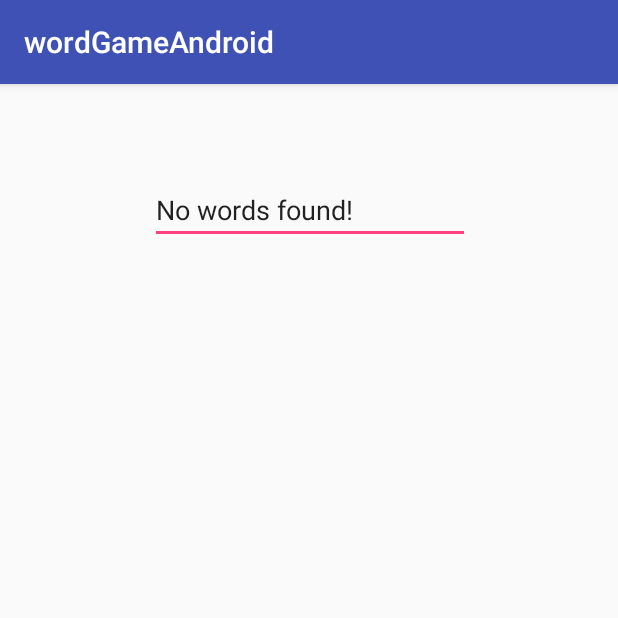
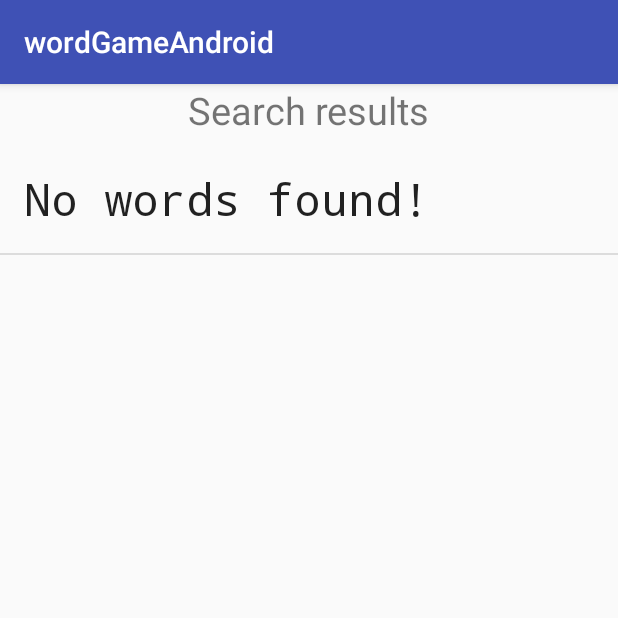
Before and after one commit to vilmursss/Android-Language-Learning-Tool, an Android app: the SearchResults screen opened directly, with no data from a screen before it, on a phone screen of 412 x 824 dp, the top half of it. Run offline under Robolectric (Android 15) with nearby library versions, the phone set to English and light mode, and no system bars; 1 statement that could not run was skipped.

Commit message:
Custom adapter added to show search results

```diff
--- /dev/null
+++ b/app/src/main/java/com/example/android/wordgameandroid/ListAdapter.java
@@ -0,0 +1,148 @@
+package com.example.android.wordgameandroid;
+
+import android.app.Activity;
+import android.content.Context;
+import android.view.LayoutInflater;
+import android.view.View;
+import android.view.ViewGroup;
+import android.widget.ArrayAdapter;
+import android.widget.Button;
+import android.widget.TextView;
+
+import java.util.ArrayList;
+
+public class ListAdapter extends ArrayAdapter<Word> {
+
+
+    Context context;
+    int layoutResourceId;
+    ArrayList<Word> data = new ArrayList<Word>();
+
+    public ListAdapter(Context context, int layoutResourceId, ArrayList<Word> data) {
+        super(context, layoutResourceId, data);
+        this.layoutResourceId = layoutResourceId;
+        this.context = context;
+        this.data = data;
+    }
+
+    @Override
+    public View getView(int position, View convertView, ViewGroup parent) {
+
+        View row = convertView;
+        CustomerHolder holder = null;
+
+        if (row == null) {
+
+            LayoutInflater inflater = ((Activity) context).getLayoutInflater();
+            row = inflater.inflate(layoutResourceId, parent, false);
+            holder = new CustomerHolder();
+            holder.firstWord = (TextView) row.findViewById(R.id.first_word);
+            holder.secondWord = (TextView) row.findViewById(R.id.second_word);
+            row.setTag(holder);
+
+        } else {
+
+            holder = (CustomerHolder) row.getTag();
+
+        }
+        Word wordObject = data.get(position);
+        holder.firstWord.setText(String.valueOf(wordObject.getFirstWord()));
+        holder.secondWord.setText(wordObject.getSecondWord());
+/*
+        final String getName = user.getName();
+        final String getAddress = user.getAddress();
+        final String getPhoneNum = user.getPhoneNumber();
+
+        // Edit painiketta painaessa otettaan tämän tietyn kentät datat ylös ja ne lähetetään luokkaan, jossa asiakkaan tietoja voi muokata
+
+        holder.btnEdit.setOnClickListener(new OnClickListener() {
+
+            @Override
+            public void onClick(View v) {
+
+                Intent intent = new Intent(context, modifyCustomer.class);
+                intent.putExtra("name", getName);
+                intent.putExtra("address", getAddress);
+                intent.putExtra("pnum", getPhoneNum);
+                intent.putExtra("id", getID);
+
+                context.startActivity(intent);
+            }
+        });
+
+        // Delete painiketta painamalla varmistetaan alertikkunoin, että käyttäjä on varma tämän tietyn asiakkaan poistosta
+
+        holder.btnDelete.setOnClickListener(new OnClickListener() {
+
+            @Override
+            public void onClick(View v) {
+
+                AlertDialog.Builder builder = new AlertDialog.Builder(context);
+
+                builder.setTitle("Customer delete");
+                builder.setMessage("Are you sure you wanna delete this " + getName + " customer ?");
+
+                builder.setPositiveButton("YES", new DialogInterface.OnClickListener() {
+
+                    public void onClick(DialogInterface dialog, int which) {
+
+                        dBHandler db = new dBHandler(context);
+                        db.deleteCustomer(getID);
+                        dialog.dismiss();
+
+                        // Luodaan toinen dialogi, jossa ilmaistaan tieto että asiakas on poistettu
+
+                        AlertDialog alertDialog = new AlertDialog.Builder(context).create();
+                        alertDialog.setTitle("Customer deleted");
+                        alertDialog.setMessage("Customer deleted!");
+                        alertDialog.setButton(AlertDialog.BUTTON_NEUTRAL, "OK",
+                                new DialogInterface.OnClickListener() {
+                                    public void onClick(DialogInterface dialog, int which) {
+
+                                        dialog.dismiss();
+
+                                        String currentClass = context.getClass().getSimpleName().toString();
+
+                                        if (currentClass.equals("displayAllCustomers")) {
+                                            Intent intent = new Intent(context, displayAllCustomers.class);
+                                            context.startActivity(intent);
+                                        }
+
+                                        if (currentClass.equals("DisplaySearchResults")) {
+                                            Intent intent = new Intent(context, search.class);
+                                            context.startActivity(intent);
+                                        }
+                                    }
+                                });
+
+                        alertDialog.show();
+                    }
+                });
+
+                builder.setNegativeButton("NO", new DialogInterface.OnClickListener() {
+
+                    @Override
+                    public void onClick(DialogInterface dialog, int which) {
+
+                        dialog.dismiss();
+                    }
+                });
+
+                AlertDialog alert = builder.create();
+                alert.show();
+            }
+        });
+*/
+        return row;
+
+    }
+
+    // Kentät ja painikkeet, jotka kustomoidulle riville tulevat näkyviin
+
+    static class CustomerHolder {
+
+        TextView firstWord;
+        TextView secondWord;
+
+    }
+}
--- a/app/src/main/java/com/example/android/wordgameandroid/SearchResults.java
+++ b/app/src/main/java/com/example/android/wordgameandroid/SearchResults.java
@@ -5,31 +5,49 @@ import android.os.Bundle;
 import android.widget.EditText;
 import android.widget.ListView;
 
+import java.util.ArrayList;
 import java.util.List;
 
 public class SearchResults extends AppCompatActivity {
 
-    EditText eText;
+    ListView wordPairList;
+    ListAdapter listAdapter;
+    ArrayList<Word> wordPairArray = new ArrayList<Word>();
 
     @Override
     protected void onCreate(Bundle savedInstanceState) {
         super.onCreate(savedInstanceState);
         setContentView(R.layout.activity_search_results);
-        eText = (EditText) findViewById(R.id.editText);
+
 
         String searchKey = getIntent().getExtras().getString("searchKey");
         DbHandler dbHandler = new DbHandler(this);
-        List<Word> wordObject = dbHandler.getWord(searchKey);
+        final List<Word> wordObject = dbHandler.getWord(searchKey);
         String checkId = String.valueOf(wordObject.get(0).getId());
 
         if(checkId.equals("0")){
             String errorText = "No words found!";
-            eText.setText(errorText);
+            Word addWordObject = new Word(0, errorText, "");
+            wordPairArray.add(addWordObject);
+            listAdapter = new ListAdapter(SearchResults.this, R.layout.wordpair_nofound,
+                    wordPairArray);
+
+            wordPairList = (ListView) findViewById(R.id.listView);
+            wordPairList.setItemsCanFocus(false);
+            wordPairList.setAdapter(listAdapter);
         }
 
         else {
-            String firstWord = wordObject.get(0).getSecondWord();
-            eText.setText(firstWord);
+            for (Word wordPairObject  : wordObject ) {
+                Word addWordObject = new Word(wordPairObject.getId(), wordPairObject.getFirstWord(), wordPairObject.getSecondWord());
+                wordPairArray.add(addWordObject);
+                listAdapter = new ListAdapter(SearchResults.this, R.layout.wordpair_listrow,
+                        wordPairArray);
+
+                wordPairList = (ListView) findViewById(R.id.listView);
+                wordPairList.setItemsCanFocus(false);
+                wordPairList.setAdapter(listAdapter);
+            }
         }
 
     }
--- a/app/src/main/res/layout/activity_search_results.xml
+++ b/app/src/main/res/layout/activity_search_results.xml
@@ -1,26 +1,24 @@
-<?xml version="1.0" encoding="utf-8"?>
-<android.support.constraint.ConstraintLayout xmlns:android="http://schemas.android.com/apk/res/android"
-    xmlns:app="http://schemas.android.com/apk/res-auto"
+<RelativeLayout xmlns:android="http://schemas.android.com/apk/res/android"
     xmlns:tools="http://schemas.android.com/tools"
     android:layout_width="match_parent"
     android:layout_height="match_parent"
-    tools:context="com.example.android.wordgameandroid.SearchResults">
+    tools:context=".SearchResults" >
 
-    <EditText
-        android:id="@+id/editText"
+    <TextView
+        android:id="@+id/textView"
         android:layout_width="wrap_content"
         android:layout_height="wrap_content"
-        android:ems="10"
-        android:inputType="textPersonName"
-        android:text="Name"
-        android:layout_marginLeft="8dp"
-        app:layout_constraintLeft_toLeftOf="parent"
-        android:layout_marginRight="8dp"
-        app:layout_constraintRight_toRightOf="parent"
-        app:layout_constraintTop_toTopOf="parent"
-        android:layout_marginTop="8dp"
-        app:layout_constraintBottom_toBottomOf="parent"
-        android:layout_marginBottom="8dp"
-        app:layout_constraintHorizontal_bias="0.503"
-        app:layout_constraintVertical_bias="0.075" />
-</android.support.constraint.ConstraintLayout>
+        android:layout_alignParentTop="true"
+        android:layout_centerHorizontal="true"
+        android:text="Search results"
+        android:textSize="25sp" />
+
+    <ListView
+        android:id="@+id/listView"
+        android:layout_width="fill_parent"
+        android:layout_height="fill_parent"
+        android:layout_below="@+id/textView"
+        android:layout_marginTop="5dp"
+        android:cacheColorHint="#00000000" />
+
+</RelativeLayout>
--- /dev/null
+++ b/app/src/main/res/layout/wordpair_listrow.xml
@@ -0,0 +1,54 @@
+<?xml version="1.0" encoding="utf-8"?>
+<RelativeLayout xmlns:android="http://schemas.android.com/apk/res/android"
+    xmlns:tools="http://schemas.android.com/tools"
+    android:layout_width="match_parent"
+    android:layout_height="wrap_content"
+    android:padding="16dp">
+
+    <TextView
+        android:id="@+id/first_word"
+        style="@style/TextAppearance.AppCompat.Title"
+        android:layout_width="wrap_content"
+        android:layout_height="wrap_content"
+        android:layout_gravity="center_vertical|start"
+        android:fontFamily="monospace"
+        android:textSize="20sp"
+        android:layout_marginRight="5dp"
+        tools:text="First word" />
+
+    <TextView
+        android:id="@+id/equals"
+        style="@style/TextAppearance.AppCompat.Title"
+        android:layout_width="wrap_content"
+        android:layout_height="wrap_content"
+        android:layout_toRightOf="@id/first_word"
+        android:fontFamily="monospace"
+        android:textColor="#000"
+        android:textSize="20sp"
+        android:layout_marginRight="5dp"
+        android:text="="
+        tools:text="=" />
+
+    <TextView
+        android:id="@+id/second_word"
+        style="@style/TextAppearance.AppCompat.Title"
+        android:layout_width="wrap_content"
+        android:layout_height="wrap_content"
+        android:fontFamily="monospace"
+        android:textColor="#000"
+        android:textSize="20sp"
+        tools:text="Second word"
+        android:layout_toRightOf="@+id/equals"
+         />
+    <Button
+        android:id="@+id/button1"
+        android:layout_width="40sp"
+        android:layout_height="30sp"
+        android:layout_gravity="center_vertical|end"
+        android:background="#FFFFFF"
+        android:focusable="false"
+        android:focusableInTouchMode="false"
+        android:text="Edit"
+        android:textColor="#0099CC"
+        android:layout_alignParentRight="true" />
+</RelativeLayout>
--- /dev/null
+++ b/app/src/main/res/layout/wordpair_nofound.xml
@@ -0,0 +1,32 @@
+<?xml version="1.0" encoding="utf-8"?>
+<RelativeLayout xmlns:android="http://schemas.android.com/apk/res/android"
+    xmlns:tools="http://schemas.android.com/tools"
+    android:layout_width="match_parent"
+    android:layout_height="wrap_content"
+    android:padding="16dp">
+
+    <TextView
+        android:id="@+id/first_word"
+        style="@style/TextAppearance.AppCompat.Title"
+        android:layout_width="wrap_content"
+        android:layout_height="wrap_content"
+        android:layout_gravity="center_vertical|center"
+        android:fontFamily="monospace"
+        android:textSize="30sp"
+        android:layout_marginRight="5dp"
+        tools:text="No results found!" />
+
+    <TextView
+        android:id="@+id/second_word"
+        style="@style/TextAppearance.AppCompat.Title"
+        android:layout_width="wrap_content"
+        android:layout_height="wrap_content"
+        android:fontFamily="monospace"
+        android:textColor="#000"
+        android:textSize="20sp"
+        tools:text="Second word"
+        android:layout_toRightOf="@+id/equals"
+        android:visibility="invisible"
+        />
+
+</RelativeLayout>
```
